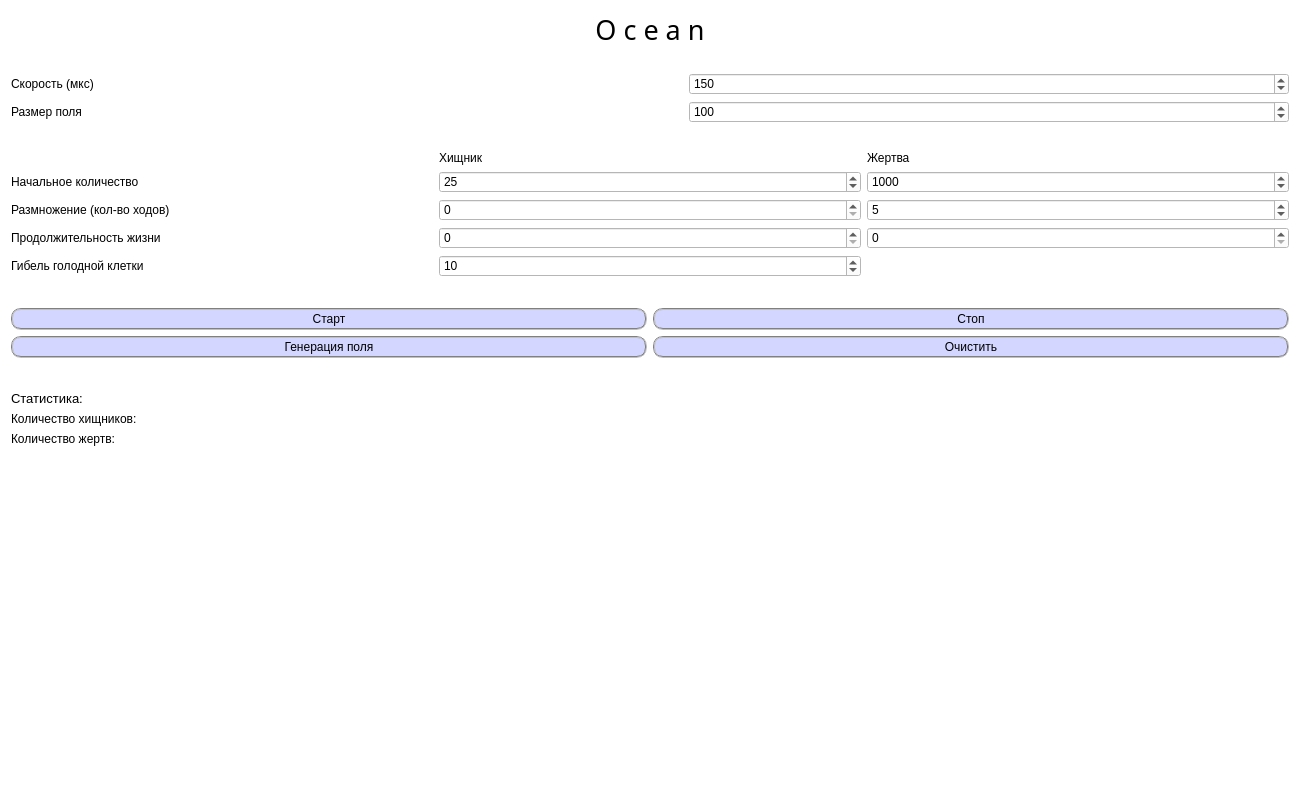
Qt form ocean.ui (MarioCode/Ocean) before a commit.
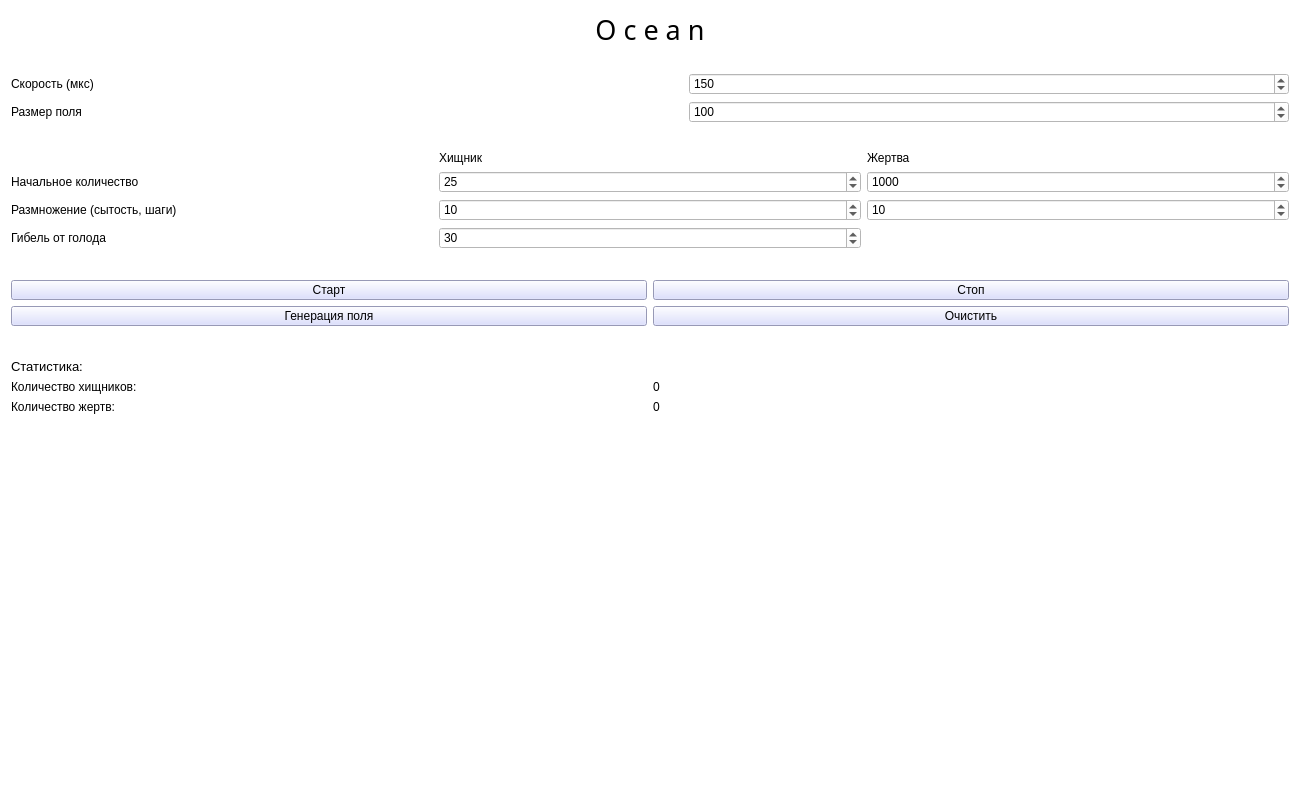
The same form after that commit.

Patch:
```diff
--- a/ocean.ui
+++ b/ocean.ui
@@ -144,13 +144,20 @@
           </item>
           <item row="4" column="2">
            <widget class="QSpinBox" name="razmnozh_Victims">
+            <property name="minimum">
+             <number>1</number>
+            </property>
             <property name="value">
-             <number>5</number>
+             <number>10</number>
             </property>
            </widget>
           </item>
-          <item row="5" column="2">
-           <widget class="QSpinBox" name="timeLife_Victims"/>
+          <item row="1" column="1">
+           <widget class="QLabel" name="label_3">
+            <property name="text">
+             <string>Хищник</string>
+            </property>
+           </widget>
           </item>
           <item row="2" column="0">
            <widget class="QLabel" name="LabelPredators">
@@ -159,37 +166,43 @@
             </property>
            </widget>
           </item>
-          <item row="5" column="1">
-           <widget class="QSpinBox" name="timeLife_Predators"/>
+          <item row="4" column="1">
+           <widget class="QSpinBox" name="razmnozh_Predators">
+            <property name="minimum">
+             <number>1</number>
+            </property>
+            <property name="value">
+             <number>10</number>
+            </property>
+            <property name="displayIntegerBase">
+             <number>10</number>
+            </property>
+           </widget>
           </item>
           <item row="4" column="0">
            <widget class="QLabel" name="label">
             <property name="text">
-             <string>Размножение (кол-во ходов)</string>
+             <string>Размножение (сытость, шаги)</string>
+            </property>
+           </widget>
+          </item>
+          <item row="5" column="1">
+           <widget class="QSpinBox" name="deadStep_Predators">
+            <property name="minimum">
+             <number>1</number>
+            </property>
+            <property name="maximum">
+             <number>100</number>
+            </property>
+            <property name="value">
+             <number>30</number>
             </property>
            </widget>
           </item>
           <item row="5" column="0">
-           <widget class="QLabel" name="label_2">
-            <property name="text">
-             <string>Продолжительность жизни </string>
-            </property>
-           </widget>
-          </item>
-          <item row="4" column="1">
-           <widget class="QSpinBox" name="razmnozh_Predators"/>
-          </item>
-          <item row="6" column="0">
            <widget class="QLabel" name="label_4">
             <property name="text">
-             <string>Гибель голодной клетки</string>
-            </property>
-           </widget>
-          </item>
-          <item row="6" column="1">
-           <widget class="QSpinBox" name="deadStep_Predators">
-            <property name="value">
-             <number>10</number>
+             <string>Гибель от голода</string>
             </property>
            </widget>
           </item>
@@ -204,8 +217,7 @@
            <widget class="QPushButton" name="startButton">
             <property name="styleSheet">
              <string notr="true">background-color: rgb(211, 214, 255);
-    border: 2px groove gray;
-    border-radius: 10px;
+ 
     padding: 2px 4px;</string>
             </property>
             <property name="text">
@@ -217,9 +229,8 @@
            <widget class="QPushButton" name="stopButton">
             <property name="styleSheet">
              <string notr="true">background-color: rgb(211, 214, 255);
-    border: 2px groove gray;
-    border-radius: 10px;
-    padding: 2px 4px;background-color: rgb(211, 214, 255);</string>
+ 
+    padding: 2px 4px;</string>
             </property>
             <property name="text">
              <string>Стоп</string>
@@ -230,8 +241,7 @@
            <widget class="QPushButton" name="clearButton">
             <property name="styleSheet">
              <string notr="true">background-color: rgb(211, 214, 255);
-    border: 2px groove gray;
-    border-radius: 10px;
+ 
     padding: 2px 4px;</string>
             </property>
             <property name="text">
@@ -243,8 +253,7 @@
            <widget class="QPushButton" name="pushButton">
             <property name="styleSheet">
              <string notr="true">background-color: rgb(211, 214, 255);
-    border: 2px groove gray;
-    border-radius: 10px;
+ 
     padding: 2px 4px;</string>
             </property>
             <property name="text">
@@ -262,14 +271,14 @@
           <item row="3" column="1">
            <widget class="QLabel" name="countVictims">
             <property name="text">
-             <string/>
+             <string>0</string>
             </property>
            </widget>
           </item>
           <item row="1" column="1">
            <widget class="QLabel" name="countPredators">
             <property name="text">
-             <string/>
+             <string>0</string>
             </property>
            </widget>
           </item>
```
Left out of the diff: 15 changed lines with no effect on the pictures.
